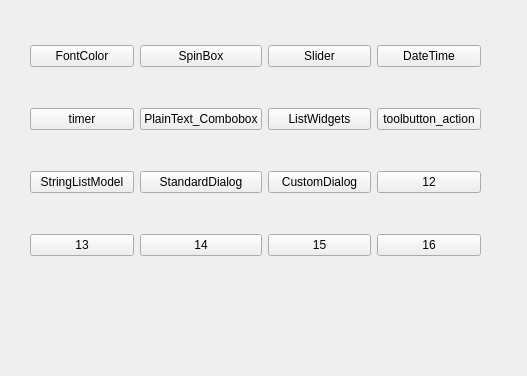
First picture: the form in src/QT_Demo/entry_form.ui, repository dbase/QT_Demo, before the edit.
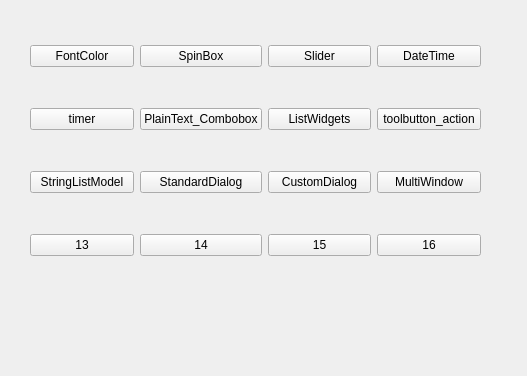
Second picture: the form after the edit.

Commit message: QT_Demo版本：显示多窗口。包括嵌入式/Tab， 和 独立式。

The edit to the form file:
```diff
--- a/src/QT_Demo/entry_form.ui
+++ b/src/QT_Demo/entry_form.ui
@@ -47,7 +47,7 @@
     <item row="2" column="3">
      <widget class="QPushButton" name="btn12">
       <property name="text">
-       <string>12</string>
+       <string>MultiWindow</string>
       </property>
      </widget>
     </item>
```
The commit also changes 7 other files.
